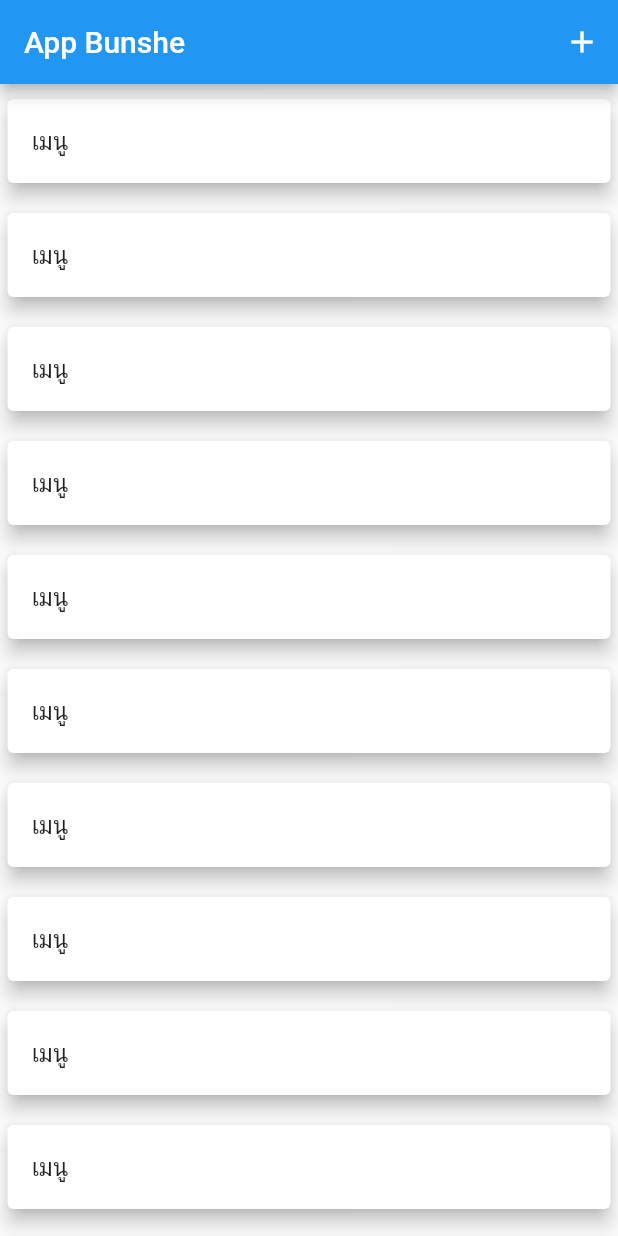
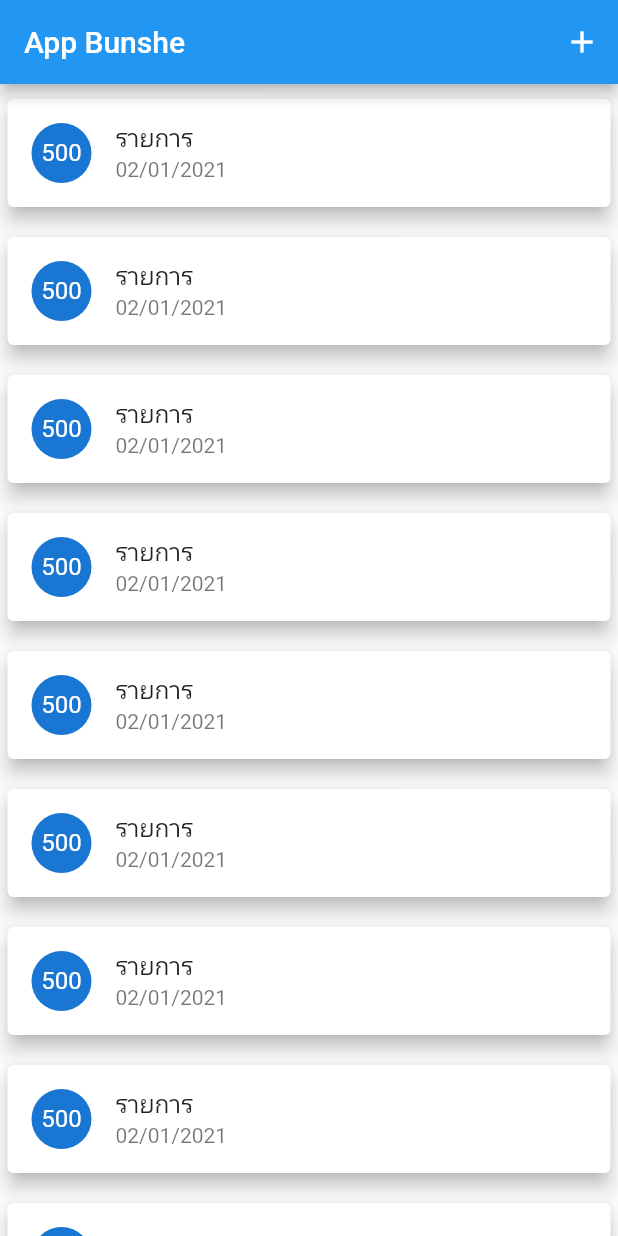
Before and after one commit to Ammarit2545/Lab-5---Database, a Flutter app: the screen it shows after launch, on a phone screen of 412 x 824 dp. Run offline on Flutter 3.47's test engine with Material 2 defaults, Android fonts, the phone set to English and light mode, and no system bars.

```diff
--- a/lib/main.dart
+++ b/lib/main.dart
@@ -50,7 +50,12 @@ class _MyHomePageState extends State<MyHomePage> {
           elevation: 5,
           margin: const EdgeInsets.symmetric(vertical: 10, horizontal: 5),
           child: ListTile(
-            title: Text("เมนู"),
+            leading: CircleAvatar(
+                child: FittedBox(
+              child: Text("500"),
+            )),
+            title: Text("รายการ"),
+            subtitle: Text("02/01/2021"),
           ),
         );
       }),
```
